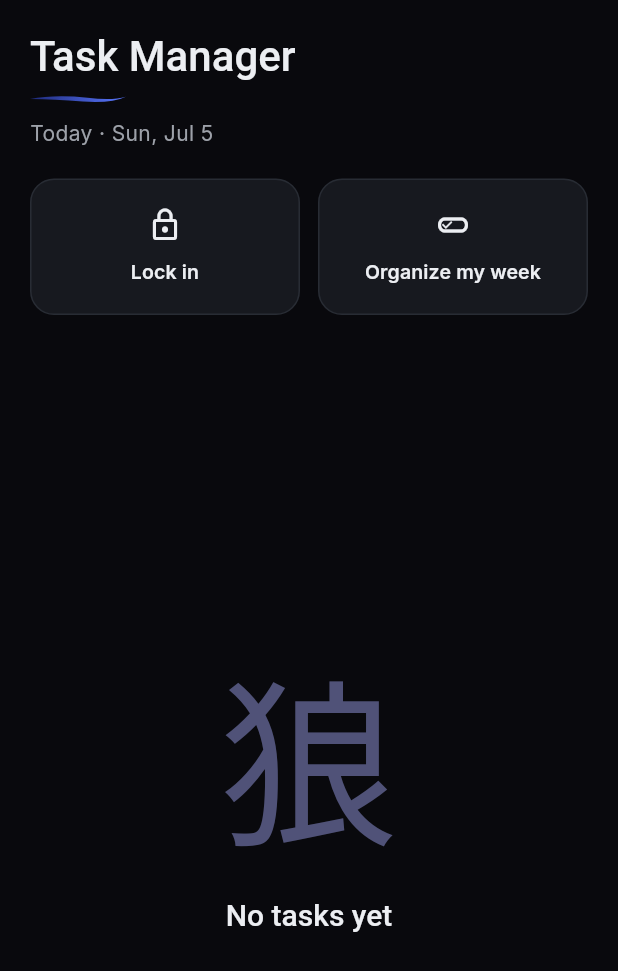
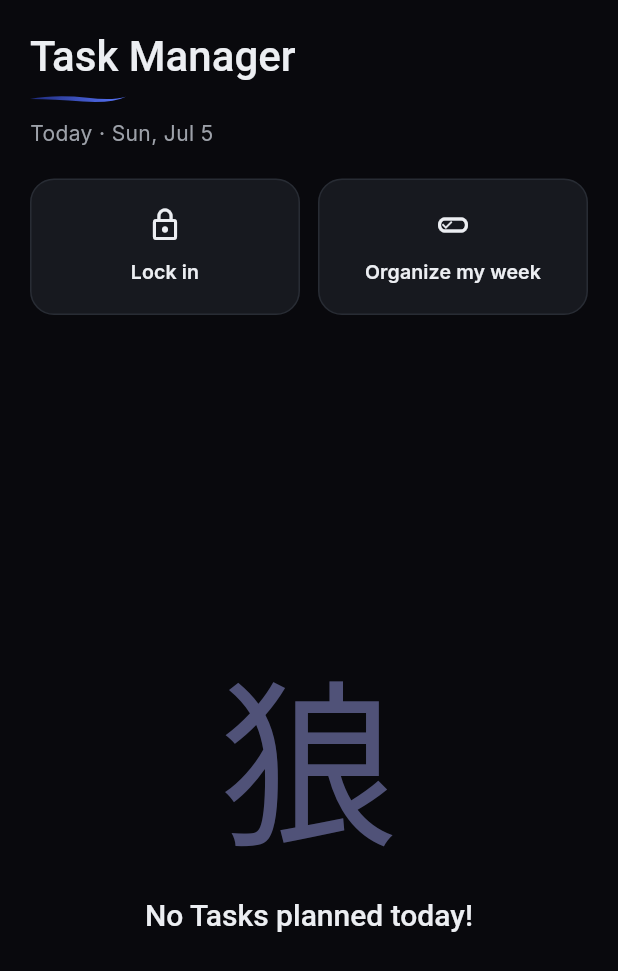
Before and after one commit to LastreWayne/Okami, a Flutter app: the NeuPlaScreen screen opened directly, on a phone screen of 412 x 824 dp. Shown: the top 971 px of the screen. Run offline on Flutter 3.47's test engine with Material 3 defaults, Android fonts, the phone set to English and light mode, and no system bars; our stand-ins replace audioplayers, shared_preferences; accounts and stored records are empty; Roboto replaces fonts that are missing (Shippori Mincho).

Commit message:
Workout widgets(fist one created) + exercise vault implented Also public getters for Workout data lists Transfered BuildEmptyState to a general unified widget

```diff
--- a/lib/providers/task_provider.dart
+++ b/lib/providers/task_provider.dart
@@ -15,7 +15,7 @@ class TaskProvider extends ChangeNotifier {
   }
 
   //getter publico para solo lectura.
-  List <Task> get tasks => List.unmodifiable(_tasks);
+  List<Task> get tasks => List.unmodifiable(_tasks);
 
 
 //PERSISTENCIA DE LAS TASKS
--- a/lib/providers/workout_provider.dart
+++ b/lib/providers/workout_provider.dart
@@ -21,6 +21,12 @@ class WorkoutProvider extends ChangeNotifier {
   WorkoutProvider() {
     _load();
   }
+
+  //Getters publicos para la lectura de datos
+  List<Exercise> get exercises => List.unmodifiable(_exercises);
+  List<Routine> get routines => List.unmodifiable(_routines);
+  List<WorkOutSession> get sessions => List.unmodifiable(_workoutSessions);
+
 
 //PERSISTENCIA
 
--- a/lib/screens/neuroplasticity/np_screen.dart
+++ b/lib/screens/neuroplasticity/np_screen.dart
@@ -89,7 +89,7 @@ class NeuPlaScreen extends StatelessWidget {
               //Lista de Tasks
               Expanded(
                 child: todayTasks.isEmpty
-                    ? _buildEmptyState(context)
+                    ? BuildEmptyState(msg: 'No Tasks planned today!')
                     : _buildTaskList(context, todayTasks),
               ),
             ],
@@ -118,20 +118,4 @@ class NeuPlaScreen extends StatelessWidget {
     );
   }
 
-  //Task list (Estado vacio)
-  Widget _buildEmptyState(BuildContext context) {
-    return Center(
-      child: Column(
-        mainAxisAlignment: MainAxisAlignment.center,
-        children: [
-          const KanjiWatermark(size: 120),
-          const SizedBox(height: 8),
-          Text(
-            'No tasks yet',
-            style: Theme.of(context).textTheme.headlineLarge?.copyWith(fontSize: 20),
-          ),
-        ],
-      ),
-    );
-  }
 }
--- a/lib/widgets/app_widgets.dart
+++ b/lib/widgets/app_widgets.dart
@@ -337,3 +337,25 @@ class NavCard extends StatelessWidget {
     );
   }
 }
+
+class BuildEmptyState extends StatelessWidget {
+  final String msg;
+  const BuildEmptyState({super.key, required this.msg});
+
+  @override
+  Widget build(BuildContext context) {
+    return Center(
+      child: Column(
+        mainAxisAlignment: MainAxisAlignment.center,
+        children: [
+          const KanjiWatermark(size: 120),
+          const SizedBox(height: 8),
+          Text(
+            msg,
+            style: Theme.of(context).textTheme.headlineLarge?.copyWith(fontSize: 20),
+          ),
+        ],
+      ),
+    );
+  }
+}
```
Also changed, not shown: lib/screens/body/edit_exercise_screen.dart (added, +14 -0 lines), lib/screens/body/exercise_vault_screen.dart (added, +71 -0 lines), lib/screens/body/new_exercise_screen.dart (added, +14 -0 lines), lib/widgets/workout_widgets.dart (added, +58 -0 lines), lib/screens/body/edit_routine_screen.dart (added), lib/screens/body/new_routine_screen.dart (added).
